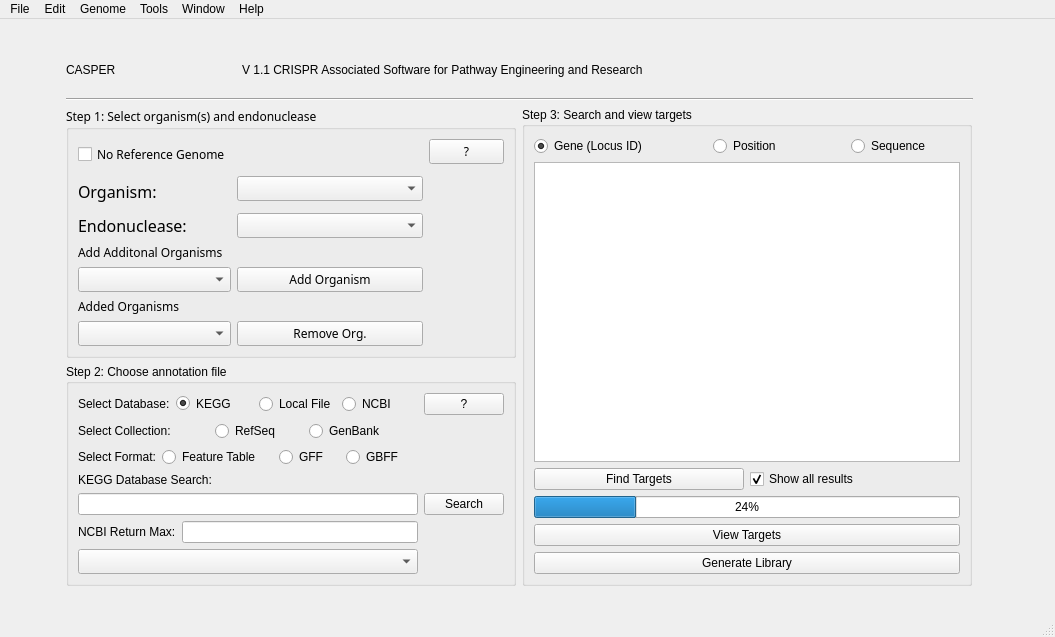
This is CASPER_main.ui in bdoze90/CASPERapp as Qt 5 draws it before an edit. The edited form follows.
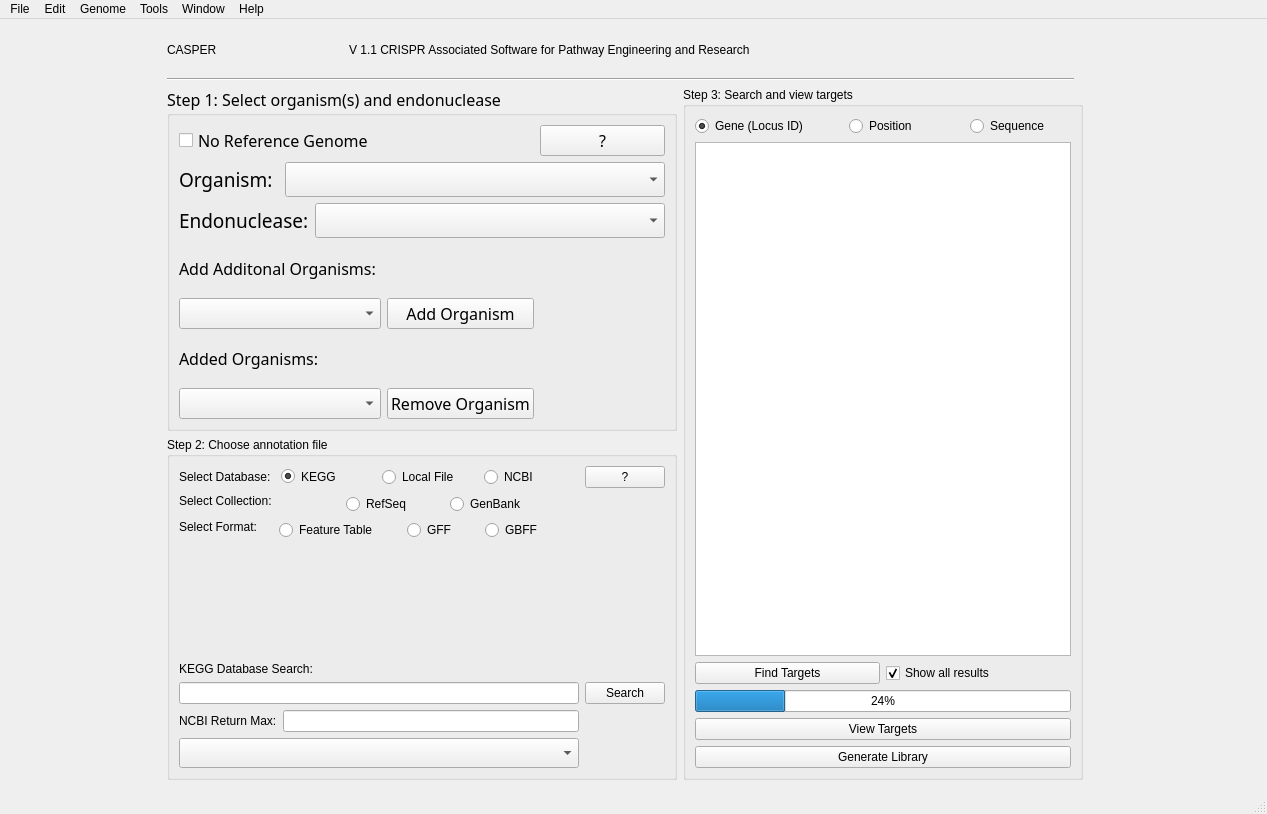
This is the edited form.

Commit message: Reworked main window GUI a bit.

Patch:
```diff
--- a/CASPER_main.ui
+++ b/CASPER_main.ui
@@ -9,8 +9,8 @@
    <rect>
     <x>0</x>
     <y>0</y>
-    <width>1055</width>
-    <height>637</height>
+    <width>1267</width>
+    <height>814</height>
    </rect>
   </property>
   <property name="windowTitle">
@@ -18,33 +18,43 @@
   </property>
   <widget class="QWidget" name="centralwidget">
    <layout class="QGridLayout" name="gridLayout_6">
-    <item row="4" column="2">
-     <spacer name="verticalSpacer">
-      <property name="orientation">
-       <enum>Qt::Vertical</enum>
+    <item row="0" column="1">
+     <widget class="QLabel" name="label_8">
+      <property name="minimumSize">
+       <size>
+        <width>170</width>
+        <height>44</height>
+       </size>
       </property>
-      <property name="sizeHint" stdset="0">
+      <property name="maximumSize">
        <size>
-        <width>20</width>
-        <height>40</height>
+        <width>170</width>
+        <height>44</height>
        </size>
       </property>
-     </spacer>
+      <property name="styleSheet">
+       <string notr="true">font: 28pt &quot;Sans Serif&quot;;
+</string>
+      </property>
+      <property name="text">
+       <string>CASPER</string>
+      </property>
+     </widget>
     </item>
-    <item row="3" column="1" colspan="2">
+    <item row="2" column="1" colspan="2">
      <layout class="QGridLayout" name="gridLayout_7">
       <item row="0" column="0">
        <widget class="QGroupBox" name="Step1">
         <property name="maximumSize">
          <size>
-          <width>500</width>
-          <height>300</height>
+          <width>100000</width>
+          <height>344</height>
          </size>
         </property>
         <property name="font">
          <font>
           <family>Sans Serif</family>
-          <pointsize>9</pointsize>
+          <pointsize>12</pointsize>
           <weight>50</weight>
           <italic>false</italic>
           <bold>false</bold>
@@ -57,117 +67,132 @@
          <string>Step 1: Select organism(s) and endonuclease</string>
         </property>
         <layout class="QGridLayout" name="gridLayout_2">
-         <item row="1" column="2" colspan="2">
+         <item row="0" column="3">
           <layout class="QGridLayout" name="gridLayout_3">
-           <item row="9" column="2">
-            <widget class="QPushButton" name="Remove_Organism_Button">
-             <property name="text">
-              <string>Remove Org.</string>
-             </property>
-            </widget>
+           <item row="4" column="0" colspan="3">
+            <layout class="QHBoxLayout" name="horizontalLayout">
+             <item>
+              <widget class="QLabel" name="label_2">
+               <property name="maximumSize">
+                <size>
+                 <width>100</width>
+                 <height>16777215</height>
+                </size>
+               </property>
+               <property name="font">
+                <font>
+                 <family>Sans Serif</family>
+                 <pointsize>14</pointsize>
+                 <weight>50</weight>
+                 <italic>false</italic>
+                 <bold>false</bold>
+                </font>
+               </property>
+               <property name="styleSheet">
+                <string notr="true">font: 14pt &quot;Sans Serif&quot;;</string>
+               </property>
+               <property name="text">
+                <string>Organism:</string>
+               </property>
+              </widget>
+             </item>
+             <item>
+              <widget class="QComboBox" name="orgChoice">
+               <property name="minimumSize">
+                <size>
+                 <width>350</width>
+                 <height>35</height>
+                </size>
+               </property>
+              </widget>
+             </item>
+            </layout>
            </item>
-           <item row="4" column="2" rowspan="2">
-            <widget class="QComboBox" name="endoChoice"/>
-           </item>
-           <item row="6" column="0">
+           <item row="8" column="0">
             <widget class="QLabel" name="Add_org_Label">
              <property name="text">
-              <string>Add Additonal Organisms</string>
+              <string>Add Additonal Organisms: </string>
              </property>
             </widget>
            </item>
-           <item row="7" column="0">
-            <widget class="QComboBox" name="Add_Orgo_Combo"/>
+           <item row="10" column="0">
+            <widget class="QLabel" name="Added_Org_Label">
+             <property name="text">
+              <string>Added Organisms:</string>
+             </property>
+            </widget>
            </item>
-           <item row="9" column="0">
+           <item row="0" column="0">
+            <widget class="QCheckBox" name="checkBox">
+             <property name="text">
+              <string>No Reference Genome</string>
+             </property>
+            </widget>
+           </item>
+           <item row="5" column="0" colspan="3">
+            <layout class="QHBoxLayout" name="horizontalLayout_5">
+             <item>
+              <widget class="QLabel" name="label">
+               <property name="maximumSize">
+                <size>
+                 <width>155</width>
+                 <height>16777215</height>
+                </size>
+               </property>
+               <property name="font">
+                <font>
+                 <family>Sans Serif</family>
+                 <pointsize>14</pointsize>
+                 <weight>50</weight>
+                 <italic>false</italic>
+                 <bold>false</bold>
+                </font>
+               </property>
+               <property name="styleSheet">
+                <string notr="true">font: 14pt &quot;Sans Serif&quot;;</string>
+               </property>
+               <property name="text">
+                <string>Endonuclease:</string>
+               </property>
+              </widget>
+             </item>
+             <item>
+              <widget class="QComboBox" name="endoChoice">
+               <property name="minimumSize">
+                <size>
+                 <width>350</width>
+                 <height>35</height>
+                </size>
+               </property>
+              </widget>
+             </item>
+            </layout>
+           </item>
+           <item row="11" column="0">
             <widget class="QComboBox" name="Added_Org_Combo"/>
            </item>
-           <item row="7" column="2">
+           <item row="11" column="1">
+            <widget class="QPushButton" name="Remove_Organism_Button">
+             <property name="text">
+              <string>Remove Organism</string>
+             </property>
+            </widget>
+           </item>
+           <item row="9" column="1">
             <widget class="QPushButton" name="Add_Orgo_Button">
              <property name="text">
               <string>Add Organism</string>
              </property>
             </widget>
            </item>
-           <item row="0" column="0" rowspan="2">
-            <widget class="QCheckBox" name="checkBox">
-             <property name="text">
-              <string>No Reference Genome</string>
-             </property>
-            </widget>
+           <item row="9" column="0">
+            <widget class="QComboBox" name="Add_Orgo_Combo"/>
            </item>
-           <item row="2" column="0" rowspan="2">
-            <widget class="QLabel" name="label_2">
-             <property name="maximumSize">
-              <size>
-               <width>100</width>
-               <height>16777215</height>
-              </size>
-             </property>
-             <property name="font">
-              <font>
-               <family>Sans Serif</family>
-               <pointsize>12</pointsize>
-               <weight>50</weight>
-               <italic>false</italic>
-               <bold>false</bold>
-              </font>
-             </property>
-             <property name="styleSheet">
-              <string notr="true">font: 12pt &quot;Sans Serif&quot;;</string>
-             </property>
-             <property name="text">
-              <string>Organism:</string>
-             </property>
-            </widget>
-           </item>
-           <item row="8" column="0">
-            <widget class="QLabel" name="Added_Org_Label">
-             <property name="text">
-              <string>Added Organisms</string>
-             </property>
-            </widget>
-           </item>
-           <item row="4" column="0" rowspan="2">
-            <widget class="QLabel" name="label">
-             <property name="maximumSize">
-              <size>
-               <width>135</width>
-               <height>16777215</height>
-              </size>
-             </property>
-             <property name="font">
-              <font>
-               <family>Sans Serif</family>
-               <pointsize>12</pointsize>
-               <weight>50</weight>
-               <italic>false</italic>
-               <bold>false</bold>
-              </font>
-             </property>
-             <property name="styleSheet">
-              <string notr="true">font: 12pt &quot;Sans Serif&quot;;</string>
-             </property>
-             <property name="text">
-              <string>Endonuclease:</string>
-             </property>
-            </widget>
-           </item>
-           <item row="2" column="2">
-            <widget class="QComboBox" name="orgChoice">
-             <property name="minimumSize">
-              <size>
-               <width>0</width>
-               <height>0</height>
-              </size>
-             </property>
-            </widget>
-           </item>
-           <item row="0" column="3">
+           <item row="0" column="2">
             <widget class="QPushButton" name="Question_Button_add_org">
              <property name="maximumSize">
               <size>
-               <width>75</width>
+               <width>16777215</width>
                <height>16777215</height>
               </size>
              </property>
@@ -181,234 +206,6 @@
         </layout>
        </widget>
       </item>
-      <item row="1" column="0">
-       <widget class="QGroupBox" name="Step2">
-        <property name="maximumSize">
-         <size>
-          <width>600</width>
-          <height>250</height>
-         </size>
-        </property>
-        <property name="styleSheet">
-         <string notr="true">font: 9pt &quot;Sans Serif&quot;;</string>
-        </property>
-        <property name="title">
-         <string>Step 2: Choose annotation file</string>
-        </property>
-        <layout class="QGridLayout" name="gridLayout_5">
-         <item row="1" column="0" rowspan="2" colspan="3">
-          <layout class="QGridLayout" name="gridLayout_14">
-           <item row="8" column="0">
-            <widget class="QLabel" name="ncbi_ret_max_label">
-             <property name="text">
-              <string>NCBI Return Max:</string>
-             </property>
-            </widget>
-           </item>
-           <item row="8" column="1">
-            <widget class="QLineEdit" name="ncbi_ret_max_line_edit">
-             <property name="enabled">
-              <bool>true</bool>
-             </property>
-             <property name="toolTip">
-              <string>&lt;html&gt;&lt;head/&gt;&lt;body&gt;&lt;p&gt;This allows you to set the maximum number of results returned from Entrez.&lt;/p&gt;&lt;p&gt;No value above 100 is allowed.&lt;/p&gt;&lt;p&gt;Note: The larger the number entered, the longer the search could take.&lt;/p&gt;&lt;/body&gt;&lt;/html&gt;</string>
-             </property>
-            </widget>
-           </item>
-           <item row="9" column="0" colspan="2">
-            <widget class="QComboBox" name="Annotations_Organism">
-             <property name="minimumSize">
-              <size>
-               <width>320</width>
-               <height>0</height>
-              </size>
-             </property>
-             <property name="font">
-              <font>
-               <family>Sans Serif</family>
-               <pointsize>9</pointsize>
-               <weight>50</weight>
-               <italic>false</italic>
-               <bold>false</bold>
-              </font>
-             </property>
-            </widget>
-           </item>
-           <item row="3" column="0" colspan="2">
-            <layout class="QHBoxLayout" name="horizontalLayout_3">
-             <item>
-              <widget class="QLabel" name="label_5">
-               <property name="text">
-                <string>Select Collection:</string>
-               </property>
-              </widget>
-             </item>
-             <item alignment="Qt::AlignHCenter">
-              <widget class="QRadioButton" name="refseq_button">
-               <property name="enabled">
-                <bool>true</bool>
-               </property>
-               <property name="text">
-                <string>RefSeq</string>
-               </property>
-               <property name="autoExclusive">
-                <bool>true</bool>
-               </property>
-               <attribute name="buttonGroup">
-                <string notr="true">refseq_genbank_buttonGroup</string>
-               </attribute>
-              </widget>
-             </item>
-             <item>
-              <widget class="QRadioButton" name="genbank_button">
-               <property name="enabled">
-                <bool>true</bool>
-               </property>
-               <property name="text">
-                <string>GenBank</string>
-               </property>
-               <property name="autoExclusive">
-                <bool>true</bool>
-               </property>
-               <attribute name="buttonGroup">
-                <string notr="true">refseq_genbank_buttonGroup</string>
-               </attribute>
-              </widget>
-             </item>
-            </layout>
-           </item>
-           <item row="7" column="0" colspan="2">
-            <widget class="QLineEdit" name="Search_Input"/>
-           </item>
-           <item row="7" column="2">
-            <widget class="QPushButton" name="Search_Button">
-             <property name="maximumSize">
-              <size>
-               <width>80</width>
-               <height>23</height>
-              </size>
-             </property>
-             <property name="text">
-              <string>Search</string>
-             </property>
-            </widget>
-           </item>
-           <item row="5" column="0" colspan="2">
-            <layout class="QHBoxLayout" name="horizontalLayout_2">
-             <item>
-              <widget class="QLabel" name="label_6">
-               <property name="text">
-                <string>Select Format:</string>
-               </property>
-              </widget>
-             </item>
-             <item>
-              <widget class="QRadioButton" name="feature_table_button">
-               <property name="text">
-                <string>Feature Table</string>
-               </property>
-               <attribute name="buttonGroup">
-                <string notr="true">type_of_annotation_file</string>
-               </attribute>
-              </widget>
-             </item>
-             <item alignment="Qt::AlignHCenter">
-              <widget class="QRadioButton" name="gff_button">
-               <property name="text">
-                <string>GFF</string>
-               </property>
-               <attribute name="buttonGroup">
-                <string notr="true">type_of_annotation_file</string>
-               </attribute>
-              </widget>
-             </item>
-             <item>
-              <widget class="QRadioButton" name="gbff_button">
-               <property name="text">
-                <string>GBFF</string>
-               </property>
-               <attribute name="buttonGroup">
-                <string notr="true">type_of_annotation_file</string>
-               </attribute>
-              </widget>
-             </item>
-            </layout>
-           </item>
-           <item row="2" column="0" colspan="2">
-            <layout class="QHBoxLayout" name="horizontalLayout_4">
-             <item>
-              <widget class="QLabel" name="label_3">
-               <property name="text">
-                <string>Select Database:</string>
-               </property>
-              </widget>
-             </item>
-             <item>
-              <widget class="QRadioButton" name="Annotation_Kegg">
-               <property name="minimumSize">
-                <size>
-                 <width>0</width>
-                 <height>17</height>
-                </size>
-               </property>
-               <property name="maximumSize">
-                <size>
-                 <width>16777215</width>
-                 <height>17</height>
-                </size>
-               </property>
-               <property name="text">
-                <string>KEGG</string>
-               </property>
-               <property name="checked">
-                <bool>true</bool>
-               </property>
-              </widget>
-             </item>
-             <item>
-              <widget class="QRadioButton" name="Annotation_Ownfile">
-               <property name="text">
-                <string>Local File</string>
-               </property>
-              </widget>
-             </item>
-             <item>
-              <widget class="QRadioButton" name="NCBI_Select">
-               <property name="text">
-                <string>NCBI</string>
-               </property>
-              </widget>
-             </item>
-            </layout>
-           </item>
-           <item row="2" column="2">
-            <widget class="QPushButton" name="Confused_Button">
-             <property name="maximumSize">
-              <size>
-               <width>80</width>
-               <height>23</height>
-              </size>
-             </property>
-             <property name="text">
-              <string>?</string>
-             </property>
-            </widget>
-           </item>
-           <item row="6" column="0" colspan="3" alignment="Qt::AlignLeft">
-            <widget class="QLabel" name="Search_Label">
-             <property name="text">
-              <string>KEGG Database Search:</string>
-             </property>
-             <property name="alignment">
-              <set>Qt::AlignCenter</set>
-             </property>
-            </widget>
-           </item>
-          </layout>
-         </item>
-        </layout>
-       </widget>
-      </item>
       <item row="0" column="1" rowspan="2">
        <widget class="QGroupBox" name="Step3">
         <property name="minimumSize">
@@ -419,8 +216,8 @@
         </property>
         <property name="maximumSize">
          <size>
-          <width>500</width>
-          <height>481</height>
+          <width>100000</width>
+          <height>100000</height>
          </size>
         </property>
         <property name="styleSheet">
@@ -515,9 +312,256 @@
         </layout>
        </widget>
       </item>
+      <item row="1" column="0">
+       <widget class="QGroupBox" name="Step2">
+        <property name="maximumSize">
+         <size>
+          <width>100000</width>
+          <height>343</height>
+         </size>
+        </property>
+        <property name="styleSheet">
+         <string notr="true">font: 11pt &quot;Sans Serif&quot;;</string>
+        </property>
+        <property name="title">
+         <string>Step 2: Choose annotation file</string>
+        </property>
+        <layout class="QGridLayout" name="gridLayout_5">
+         <item row="1" column="0" rowspan="2" colspan="3">
+          <layout class="QGridLayout" name="gridLayout_14">
+           <item row="8" column="0">
+            <widget class="QLabel" name="ncbi_ret_max_label">
+             <property name="text">
+              <string>NCBI Return Max:</string>
+             </property>
+            </widget>
+           </item>
+           <item row="8" column="1">
+            <widget class="QLineEdit" name="ncbi_ret_max_line_edit">
+             <property name="enabled">
+              <bool>true</bool>
+             </property>
+             <property name="toolTip">
+              <string>&lt;html&gt;&lt;head/&gt;&lt;body&gt;&lt;p&gt;This allows you to set the maximum number of results returned from Entrez.&lt;/p&gt;&lt;p&gt;No value above 100 is allowed.&lt;/p&gt;&lt;p&gt;Note: The larger the number entered, the longer the search could take.&lt;/p&gt;&lt;/body&gt;&lt;/html&gt;</string>
+             </property>
+            </widget>
+           </item>
+           <item row="9" column="0" colspan="2">
+            <widget class="QComboBox" name="Annotations_Organism">
+             <property name="minimumSize">
+              <size>
+               <width>320</width>
+               <height>0</height>
+              </size>
+             </property>
+             <property name="font">
+              <font>
+               <family>Sans Serif</family>
+               <pointsize>11</pointsize>
+               <weight>50</weight>
+               <italic>false</italic>
+               <bold>false</bold>
+              </font>
+             </property>
+            </widget>
+           </item>
+           <item row="7" column="0" colspan="2">
+            <widget class="QLineEdit" name="Search_Input"/>
+           </item>
+           <item row="7" column="2">
+            <widget class="QPushButton" name="Search_Button">
+             <property name="maximumSize">
+              <size>
+               <width>80</width>
+               <height>23</height>
+              </size>
+             </property>
+             <property name="text">
+              <string>Search</string>
+             </property>
+            </widget>
+           </item>
+           <item row="2" column="0" colspan="2">
+            <layout class="QHBoxLayout" name="horizontalLayout_4">
+             <item>
+              <widget class="QLabel" name="label_3">
+               <property name="text">
+                <string>Select Database:</string>
+               </property>
+              </widget>
+             </item>
+             <item>
+              <widget class="QRadioButton" name="Annotation_Kegg">
+               <property name="minimumSize">
+                <size>
+                 <width>0</width>
+                 <height>17</height>
+                </size>
+               </property>
+               <property name="maximumSize">
+                <size>
+                 <width>16777215</width>
+                 <height>17</height>
+                </size>
+               </property>
+               <property name="text">
+                <string>KEGG</string>
+               </property>
+               <property name="checked">
+                <bool>true</bool>
+               </property>
+              </widget>
+             </item>
+             <item>
+              <widget class="QRadioButton" name="Annotation_Ownfile">
+               <property name="text">
+                <string>Local File</string>
+               </property>
+              </widget>
+             </item>
+             <item>
+              <widget class="QRadioButton" name="NCBI_Select">
+               <property name="text">
+                <string>NCBI</string>
+               </property>
+              </widget>
+             </item>
+            </layout>
+           </item>
+           <item row="2" column="2">
+            <widget class="QPushButton" name="Confused_Button">
+             <property name="maximumSize">
+              <size>
+               <width>80</width>
+               <height>23</height>
+              </size>
+             </property>
+             <property name="text">
+              <string>?</string>
+             </property>
+            </widget>
+           </item>
+           <item row="6" column="0" colspan="3" alignment="Qt::AlignLeft|Qt::AlignBottom">
+            <widget class="QLabel" name="Search_Label">
+             <property name="text">
+              <string>KEGG Database Search:</string>
+             </property>
+             <property name="alignment">
+              <set>Qt::AlignCenter</set>
+             </property>
+            </widget>
+           </item>
+           <item row="3" column="0" colspan="2">
+            <layout class="QHBoxLayout" name="horizontalLayout_3">
+             <item alignment="Qt::AlignTop">
+              <widget class="QLabel" name="label_5">
+               <property name="text">
+                <string>Select Collection:</string>
+               </property>
+              </widget>
+             </item>
+             <item alignment="Qt::AlignHCenter|Qt::AlignTop">
+              <widget class="QRadioButton" name="refseq_button">
+               <property name="enabled">
+                <bool>true</bool>
+               </property>
+               <property name="text">
+                <string>RefSeq</string>
+               </property>
+               <property name="autoExclusive">
+                <bool>true</bool>
+               </property>
+               <attribute name="buttonGroup">
+                <string notr="true">refseq_genbank_buttonGroup</string>
+               </attribute>
+              </widget>
+             </item>
+             <item alignment="Qt::AlignTop">
+              <widget class="QRadioButton" name="genbank_button">
+               <property name="enabled">
+                <bool>true</bool>
+               </property>
+               <property name="text">
+                <string>GenBank</string>
+               </property>
+               <property name="autoExclusive">
+                <bool>true</bool>
+               </property>
+               <attribute name="buttonGroup">
+                <string notr="true">refseq_genbank_buttonGroup</string>
+               </attribute>
+              </widget>
+             </item>
+            </layout>
+           </item>
+           <item row="4" column="0" colspan="2">
+            <layout class="QHBoxLayout" name="horizontalLayout_2">
+             <item alignment="Qt::AlignTop">
+              <widget class="QLabel" name="label_6">
+               <property name="maximumSize">
+                <size>
+                 <width>16777215</width>
+                 <height>1111111</height>
+                </size>
+               </property>
+               <property name="text">
+                <string>Select Format:</string>
+               </property>
+              </widget>
+             </item>
+             <item alignment="Qt::AlignTop">
+              <widget class="QRadioButton" name="feature_table_button">
+               <property name="text">
+                <string>Feature Table</string>
+               </property>
+               <attribute name="buttonGroup">
+                <string notr="true">type_of_annotation_file</string>
+               </attribute>
+              </widget>
+             </item>
+             <item alignment="Qt::AlignHCenter|Qt::AlignTop">
+              <widget class="QRadioButton" name="gff_button">
+               <property name="text">
+                <string>GFF</string>
+               </property>
+               <attribute name="buttonGroup">
+                <string notr="true">type_of_annotation_file</string>
+               </attribute>
+              </widget>
+             </item>
+             <item alignment="Qt::AlignTop">
+              <widget class="QRadioButton" name="gbff_button">
+               <property name="text">
+                <string>GBFF</string>
+               </property>
+               <attribute name="buttonGroup">
+                <string notr="true">type_of_annotation_file</string>
+               </attribute>
+              </widget>
+             </item>
+            </layout>
+           </item>
+           <item row="5" column="1">
+            <spacer name="verticalSpacer">
+             <property name="orientation">
+              <enum>Qt::Vertical</enum>
+             </property>
+             <property name="sizeHint" stdset="0">
+              <size>
+               <width>20</width>
+               <height>30</height>
+              </size>
+             </property>
+            </spacer>
+           </item>
+          </layout>
+         </item>
+        </layout>
+       </widget>
+      </item>
      </layout>
     </item>
-    <item row="1" column="2">
+    <item row="0" column="2">
      <widget class="QLabel" name="label_7">
       <property name="minimumSize">
        <size>
@@ -539,43 +583,7 @@
       </property>
      </widget>
     </item>
-    <item row="0" column="2">
-     <spacer name="verticalSpacer_2">
-      <property name="orientation">
-       <enum>Qt::Vertical</enum>
-      </property>
-      <property name="sizeHint" stdset="0">
-       <size>
-        <width>20</width>
-        <height>40</height>
-       </size>
-      </property>
-     </spacer>
-    </item>
-    <item row="1" column="1">
-     <widget class="QLabel" name="label_8">
-      <property name="minimumSize">
-       <size>
-        <width>170</width>
-        <height>44</height>
-       </size>
-      </property>
-      <property name="maximumSize">
-       <size>
-        <width>170</width>
-        <height>44</height>
-       </size>
-      </property>
-      <property name="styleSheet">
-       <string notr="true">font: 28pt &quot;Sans Serif&quot;;
-</string>
-      </property>
-      <property name="text">
-       <string>CASPER</string>
-      </property>
-     </widget>
-    </item>
-    <item row="2" column="1" colspan="5">
+    <item row="1" column="1" colspan="5">
      <widget class="Line" name="line">
       <property name="maximumSize">
        <size>
@@ -588,7 +596,20 @@
       </property>
      </widget>
     </item>
-    <item row="1" column="0">
+    <item row="2" column="0">
+     <spacer name="horizontalSpacer">
+      <property name="orientation">
+       <enum>Qt::Horizontal</enum>
+      </property>
+      <property name="sizeHint" stdset="0">
+       <size>
+        <width>40</width>
+        <height>20</height>
+       </size>
+      </property>
+     </spacer>
+    </item>
+    <item row="2" column="5">
      <spacer name="horizontalSpacer_2">
       <property name="orientation">
        <enum>Qt::Horizontal</enum>
@@ -601,19 +622,6 @@
       </property>
      </spacer>
     </item>
-    <item row="3" column="5">
-     <spacer name="horizontalSpacer_3">
-      <property name="orientation">
-       <enum>Qt::Horizontal</enum>
-      </property>
-      <property name="sizeHint" stdset="0">
-       <size>
-        <width>40</width>
-        <height>20</height>
-       </size>
-      </property>
-     </spacer>
-    </item>
    </layout>
   </widget>
   <widget class="QMenuBar" name="menubar">
@@ -621,7 +629,7 @@
     <rect>
      <x>0</x>
      <y>0</y>
-     <width>1055</width>
+     <width>1267</width>
      <height>20</height>
     </rect>
    </property>
```
Left out of the diff: 8 changed lines with no effect on the pictures.
